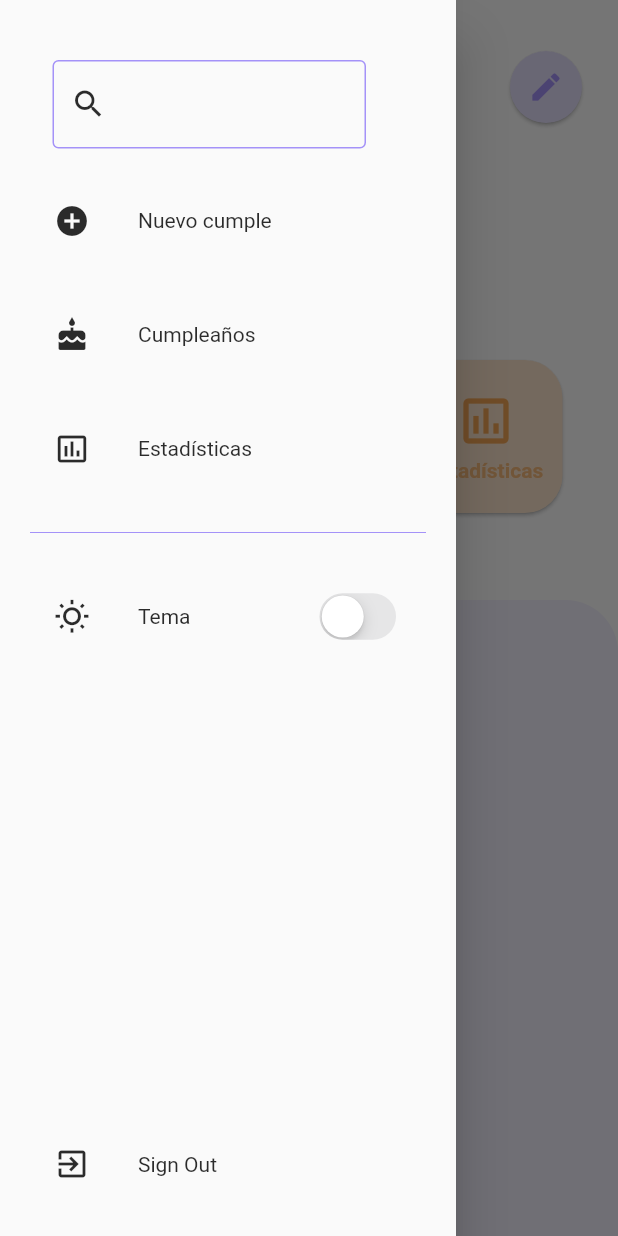
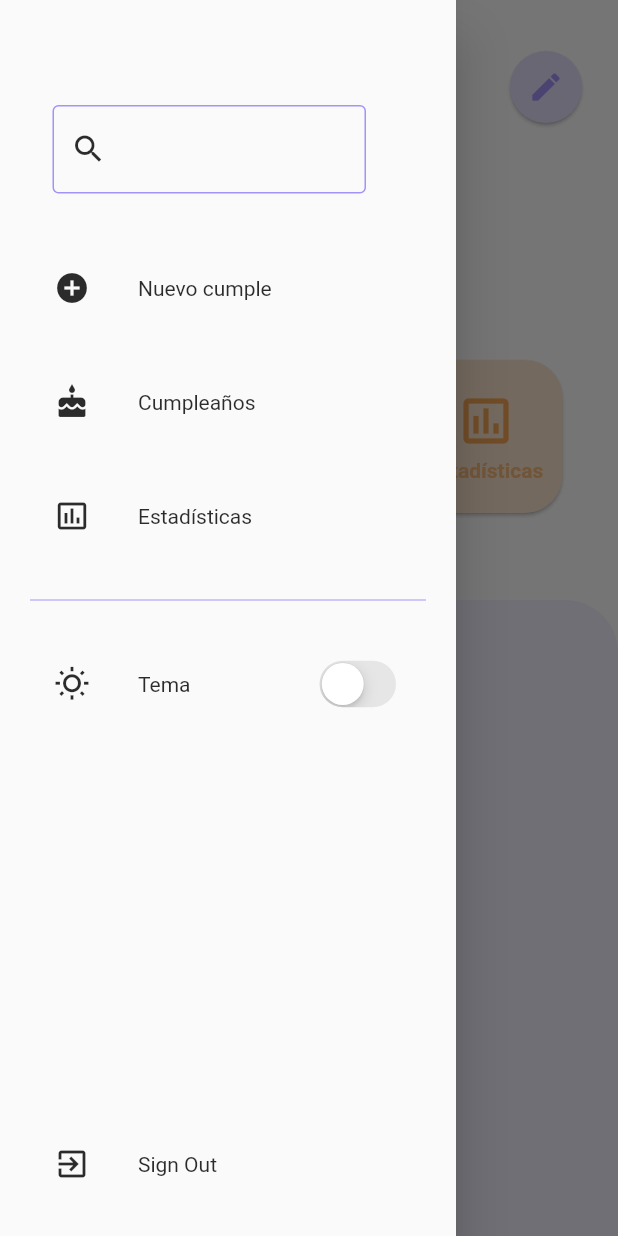
Before and after one commit to xJJALx/agenda_cumples, a Flutter app: the screen it shows once a user with an empty profile is signed in, with the side drawer open, on a phone screen of 412 x 824 dp. Run offline on Flutter 3.47's test engine with Material 2 defaults, Android fonts, the phone set to English and light mode, and no system bars; our stand-ins replace card_swiper, cloud_firestore, firebase_auth, firebase_core, google_fonts, pie_chart and 1 more; missing offline and left inert: flutterfire_ui; accounts and stored records are empty; Roboto replaces fonts that are missing (Play); statements that could not run were skipped.

Commit message:
Espacio supeior en el buscador

```diff
--- a/lib/ui/screens/home/widgets/drawer_home.dart
+++ b/lib/ui/screens/home/widgets/drawer_home.dart
@@ -48,10 +48,10 @@ class _Items extends StatelessWidget {
         //   decoration: BoxDecoration(color: Colors.blue),
         //   child: Text('Drawer Header'),
         // ),
-        const SizedBox(height: 20),
+        const SizedBox(height: 50),
         _Buscador(),
 
-        const SizedBox(height: 20),
+        const SizedBox(height: 35),
         MenuItemTile(
           leading: const Icon(Icons.add_circle),
           text: 'Nuevo cumple',
@@ -171,7 +171,7 @@ class _Sugerencias extends StatelessWidget {
 
     return Column(
       children: [
-        const SizedBox(height: 90),
+        const SizedBox(height: 120),
         Expanded(
           child: Container(
             padding: const EdgeInsets.only(left: 10),
```
